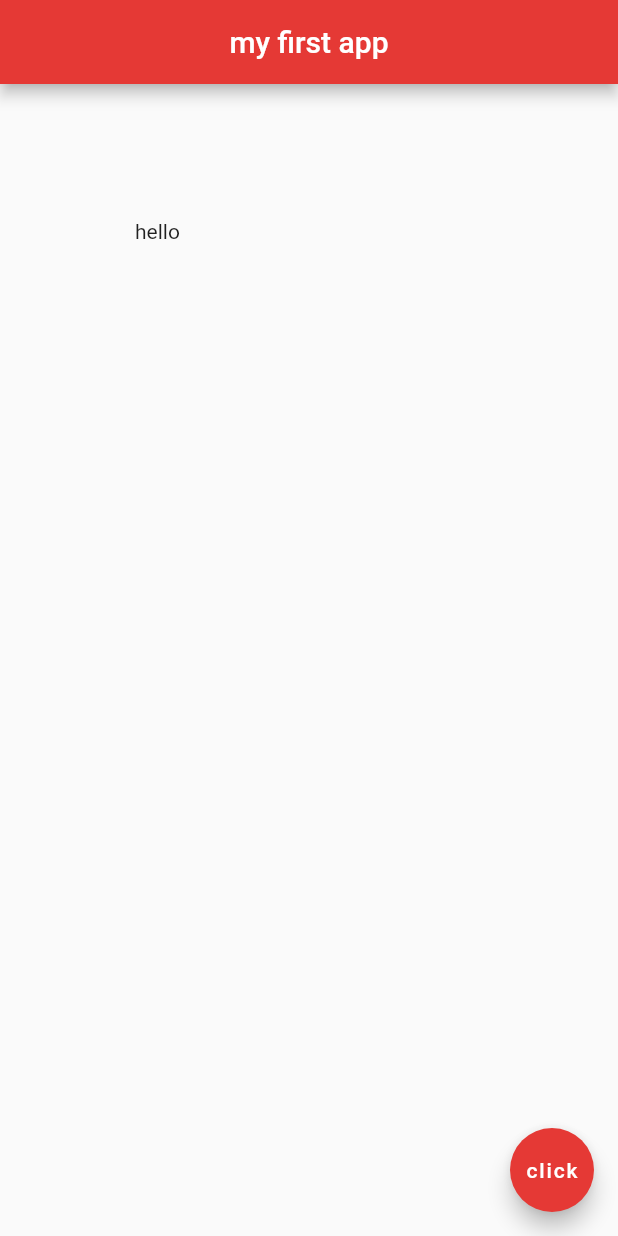
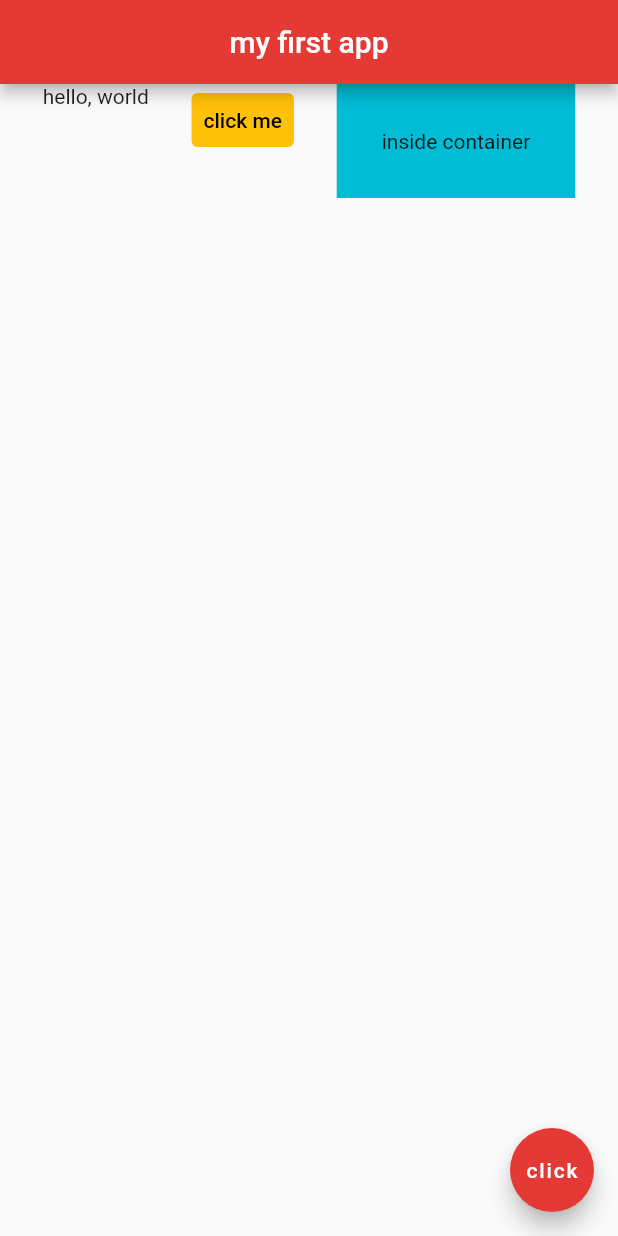
Before and after one commit to honmetha/flutter_tutorial, a Flutter app: the screen it shows after launch, on a phone screen of 412 x 824 dp. Run offline on Flutter 3.47's test engine with Material 2 defaults, Android fonts, the phone set to English and light mode, and no system bars.

Commit message:
[Added] 11 - Rows

```diff
--- a/lib/main.dart
+++ b/lib/main.dart
@@ -15,9 +15,25 @@ class Home extends StatelessWidget {
         centerTitle: true,
         backgroundColor: Colors.red[600],
       ),
-      body: const Padding(
-        padding: EdgeInsets.all(90.0),
-        child: Text('hello'),
+      body: Row(
+        mainAxisAlignment: MainAxisAlignment.spaceEvenly,
+        crossAxisAlignment: CrossAxisAlignment.start,
+        children: <Widget>[
+          const Text('hello, world'),
+          TextButton(
+            style: TextButton.styleFrom(
+              primary: Colors.black,
+              backgroundColor: Colors.amber,
+            ),
+            onPressed: () {},
+            child: const Text('click me'),
+          ),
+          Container(
+            color: Colors.cyan,
+            padding: const EdgeInsets.all(30.0),
+            child: const Text('inside container'),
+          ),
+        ],
       ),
       floatingActionButton: FloatingActionButton(
         onPressed: null,
```
